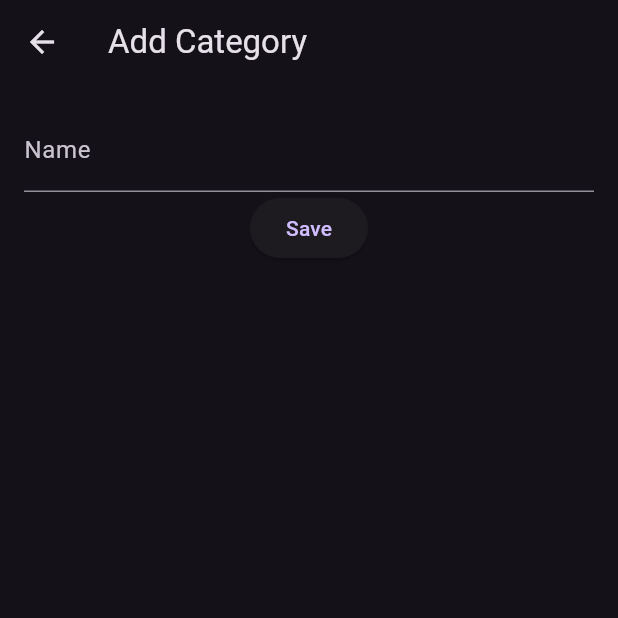
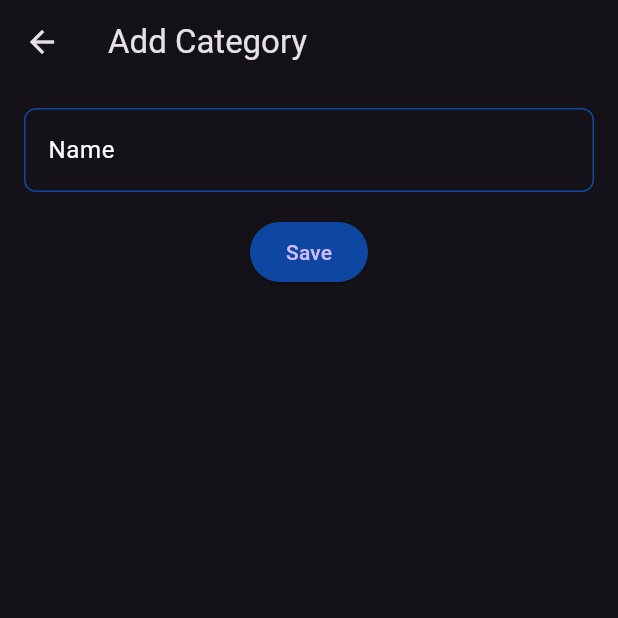
Before and after one commit to daviddela12/myCollections, a Flutter app: the screen it shows after launch, after a tap on the "add" icon, on a phone screen of 412 x 824 dp, the top half of it. Run offline on Flutter 3.47's test engine with Material 3 defaults, Android fonts, the phone set to English and light mode, and no system bars; our stand-ins replace carousel_slider, font_awesome_flutter, sqflite, sqflite_common_ffi; accounts and stored records are empty; network calls fail.

Commit message:
Categories

```diff
--- a/lib/conf/themes/dark.dart
+++ b/lib/conf/themes/dark.dart
@@ -17,4 +17,33 @@ final darkTheme = ThemeData.dark().copyWith(
   // This works for code too, not just values: Most code changes can be
   // tested with just a hot reload.
   // colorScheme: ColorScheme.fromSwatch().copyWith(secondary: Colors.blue),
+  textSelectionTheme: TextSelectionThemeData(
+    cursorColor: Colors.blue.shade900,
+    selectionColor: Colors.blue.shade900,
+    selectionHandleColor: Colors.blue.shade900,
+  ),
+  inputDecorationTheme: InputDecorationTheme(
+    border: OutlineInputBorder(
+      borderRadius: BorderRadius.circular(8.0),
+      borderSide: BorderSide(color: Colors.blue.shade900),
+    ),
+    enabledBorder: OutlineInputBorder(
+      borderRadius: BorderRadius.circular(8.0),
+      borderSide: BorderSide(color: Colors.blue.shade900),
+    ),
+    focusedBorder: OutlineInputBorder(
+      borderRadius: BorderRadius.circular(8.0),
+      borderSide: BorderSide(color: Colors.blue.shade900, width: 2.0),
+    ),
+    labelStyle: const TextStyle(color: Colors.white),
+    hintStyle: const TextStyle(color: Colors.white70),
+  ),
+  floatingActionButtonTheme: FloatingActionButtonThemeData(
+    backgroundColor: Colors.blue.shade900,
+  ),
+  elevatedButtonTheme: ElevatedButtonThemeData(
+    style: ButtonStyle(
+      backgroundColor: WidgetStateProperty.all<Color>(Colors.blue.shade900),
+    ),
+  ),
 );
--- a/lib/my_collections_view.dart
+++ b/lib/my_collections_view.dart
@@ -1,5 +1,5 @@
 import 'package:flutter/material.dart';
-import 'package:my_collections/src/categories/views/category_form_view.dart';
+import 'package:my_collections/src/categories/views/category_add_form_view.dart';
 import 'package:my_collections/src/common/views/my_app_bar.dart';
 import 'package:my_collections/src/navigation/notifiers/navigation_notifier.dart';
 import 'package:my_collections/src/navigation/views/navigation_page_view.dart';
@@ -19,7 +19,8 @@ class MyCollectionsView extends StatelessWidget {
           onPressed: () {
             Navigator.push(
               context,
-              MaterialPageRoute(builder: (context) => const CategoryFormView()),
+              MaterialPageRoute(
+                  builder: (context) => const CategoryAddFormView()),
             );
           },
           child: const Icon(Icons.add),
--- a/lib/src/categories/views/categories_view.dart
+++ b/lib/src/categories/views/categories_view.dart
@@ -7,8 +7,7 @@ class CategoriesView extends StatelessWidget {
 
   @override
   Widget build(BuildContext context) {
-    final categoryService =
-        Provider.of<CategoryService>(context, listen: false);
+    final categoryService = Provider.of<CategoryService>(context, listen: true);
 
     final categories = categoryService.categories;
 
@@ -61,7 +60,6 @@ class CategoriesView extends StatelessWidget {
                         context, categories[index].name);
                   },
                   onLongPressStart: (details) {
-                    // Mostrar el menú emergente en la ubicación del toque
                     if (categories[index].name == 'All' ||
                         categories[index].name == 'Favourites') {
                       return;
--- a/lib/src/categories/views/category_form_view.dart
+++ b/lib/src/categories/views/category_add_form_view.dart
@@ -4,14 +4,14 @@ import 'package:provider/provider.dart';
 
 import '../services/category_service.dart';
 
-class CategoryFormView extends StatefulWidget {
-  const CategoryFormView({super.key});
+class CategoryAddFormView extends StatefulWidget {
+  const CategoryAddFormView({super.key});
 
   @override
   _CategoryFormState createState() => _CategoryFormState();
 }
 
-class _CategoryFormState extends State<CategoryFormView> {
+class _CategoryFormState extends State<CategoryAddFormView> {
   final _nameController = TextEditingController();
 
   void _saveCategory() async {
@@ -38,6 +38,7 @@ class _CategoryFormState extends State<CategoryFormView> {
               controller: _nameController,
               decoration: const InputDecoration(labelText: 'Name'),
             ),
+            const SizedBox(height: 16.0),
             ElevatedButton(
               onPressed: _saveCategory,
               child: const Text('Save'),
--- a/lib/src/common/views/my_app_bar.dart
+++ b/lib/src/common/views/my_app_bar.dart
@@ -1,6 +1,6 @@
 import 'package:flutter/material.dart';
 
-import '../../categories/views/category_form_view.dart';
+import '../../categories/views/category_add_form_view.dart';
 
 class MyAppBar extends StatelessWidget implements PreferredSizeWidget {
   final String title;
@@ -22,7 +22,8 @@ class MyAppBar extends StatelessWidget implements PreferredSizeWidget {
           onSelected: (String result) {
             Navigator.push(
               context,
-              MaterialPageRoute(builder: (context) => const CategoryFormView()),
+              MaterialPageRoute(
+                  builder: (context) => const CategoryAddFormView()),
             );
           },
           itemBuilder: (BuildContext context) => <PopupMenuEntry<String>>[
--- a/lib/src/elements/services/elements_service.dart
+++ b/lib/src/elements/services/elements_service.dart
@@ -9,6 +9,8 @@ class ElementsService with ChangeNotifier {
 
   List<ElementItem> collectionElements = [];
 
+  List<ElementItem> collectionElementsFiltered = [];
+
   ElementsService(this.categoryService) {
     collectionElements = [
       ElementItem(
@@ -16,8 +18,8 @@ class ElementsService with ChangeNotifier {
           description: "test description",
           icon: FontAwesomeIcons.list,
           imageAsset: 'assets/images/6.png',
+          isFavourite: true,
           categories: [
-            categoryService.categories[0],
             categoryService.categories[1],
           ]),
       ElementItem(
@@ -30,28 +32,45 @@ class ElementsService with ChangeNotifier {
           description: "test description",
           icon: FontAwesomeIcons.cloudMeatball,
           imageAsset: 'assets/images/6.png',
-          categories: [
-            categoryService.categories[0],
-            categoryService.categories[1]
-          ]),
+          isFavourite: true,
+          categories: [categoryService.categories[1]]),
       ElementItem(
           name: "Herbivore",
           description: "test description",
           icon: FontAwesomeIcons.plantWilt,
           imageAsset: 'assets/images/6.png'),
     ];
+    collectionElementsFiltered = collectionElements;
   }
 
-  void toggleFavouriteStatus(int index) {
+  void toggleFavouriteStatus(String id) {
+    final index = collectionElements.indexWhere((element) => element.id == id);
+    if (index == -1) return;
+
     collectionElements[index].isFavourite =
         !collectionElements[index].isFavourite;
-    notifyListeners();
+
+    getElementsByCategory(categoryService.selectedCategory);
   }
 
   getElementsByCategory(String categoryName) {
-    return collectionElements
-        .where((element) =>
-            element.categories.any((category) => category.name == categoryName))
-        .toList();
+    switch (categoryName) {
+      case "All":
+        collectionElementsFiltered = collectionElements;
+        break;
+      case "Favourites":
+        collectionElementsFiltered =
+            collectionElements.where((element) => element.isFavourite).toList();
+        break;
+      default:
+        collectionElementsFiltered = collectionElements
+            .where((element) =>
+                element.categories != null &&
+                element.categories
+                    .any((category) => category.name == categoryName))
+            .toList();
+        break;
+    }
+    notifyListeners();
   }
 }
--- a/lib/src/elements/views/elements_list_view.dart
+++ b/lib/src/elements/views/elements_list_view.dart
@@ -1,5 +1,4 @@
 import 'package:flutter/material.dart';
-import 'package:intl/intl.dart';
 import 'package:my_collections/src/elements/services/elements_service.dart';
 import 'package:provider/provider.dart';
 
@@ -12,7 +11,7 @@ class ElementsListView extends StatelessWidget {
   Widget build(BuildContext context) {
     return const Padding(
       padding: EdgeInsets.only(bottom: 60, top: 15),
-      child: Column(children: [
+      child: Column(crossAxisAlignment: CrossAxisAlignment.center, children: [
         Text('Chronology of Elements', style: TextStyle(fontSize: 20)),
         _MyListView(),
       ]),
@@ -25,11 +24,14 @@ class _MyListView extends StatelessWidget {
 
   @override
   Widget build(BuildContext context) {
-    final collectionElements =
-        Provider.of<ElementsService>(context).collectionElements;
+    final elementsService = Provider.of<ElementsService>(context);
 
-    return ListView.builder(
-        itemCount: collectionElements.length,
+    final collectionElementsFiltered =
+        elementsService.collectionElementsFiltered;
+
+    return collectionElementsFiltered.isNotEmpty
+        ? ListView.builder(
+            itemCount: collectionElementsFiltered.length,
             scrollDirection: Axis.vertical,
             shrinkWrap:
                 true, //  Tells the ListView.builder to take only the height required for its content.
@@ -44,24 +46,42 @@ class _MyListView extends StatelessWidget {
                 ),**/
                 leading: CircleAvatar(
                   radius: 25,
-              backgroundImage: AssetImage(collectionElements[index].imageAsset),
+                  backgroundImage:
+                      AssetImage(collectionElementsFiltered[index].imageAsset),
                 ),
                 title: Text(
-              collectionElements[index].name,
+                  collectionElementsFiltered[index].name,
                   style: const TextStyle(fontWeight: FontWeight.bold),
                 ),
-            subtitle: Text(collectionElements[index].description),
-            trailing: Column(
-              mainAxisAlignment: MainAxisAlignment.center,
+                subtitle: Column(
+                    mainAxisAlignment: MainAxisAlignment.start,
+                    crossAxisAlignment: CrossAxisAlignment.start,
                     children: [
-                Text(DateFormat('yyyy-MM-dd')
-                    .format(collectionElements[index].createdAt)),
+                      Text(collectionElementsFiltered[index].descriptionShort),
+                      Text(
+                          collectionElementsFiltered[index].createdAtFormatted),
                       const Padding(padding: EdgeInsets.only(top: 5)),
                       CategoriesSlugView(
-                    categories: collectionElements[index].categories),
+                          categories:
+                              collectionElementsFiltered[index].categories),
+                    ]),
+                trailing: Column(
+                  children: [
+                    IconButton(
+                      icon: Icon(
+                        collectionElementsFiltered[index].isFavouriteIcon,
+                        color:
+                            collectionElementsFiltered[index].isFavouriteColor,
+                      ),
+                      onPressed: () {
+                        elementsService.toggleFavouriteStatus(
+                            collectionElementsFiltered[index].getId);
+                      },
+                    ),
                   ],
                 ),
               );
-        });
+            })
+        : const Center(child: Text("No elements found"));
   }
 }
--- a/lib/src/home/views/home_view.dart
+++ b/lib/src/home/views/home_view.dart
@@ -19,9 +19,9 @@ class HomeView extends StatelessWidget {
                 children: <Widget>[
                   CategoriesView(),
                   /**const Divider(
-              color: Colors.grey, // Color of the line
-              thickness: 1,        // Thickness of the line
-            ),**/
+                    color: Colors.grey,
+                    thickness: 1,
+                  ),**/
                   CarouselView(),
                   ElementsListView(),
                 ],
```
Also changed, not shown: lib/src/elements/models/element_item_model.dart (+20 -1 lines). Lines whose indentation alone changed are shown as unchanged.
